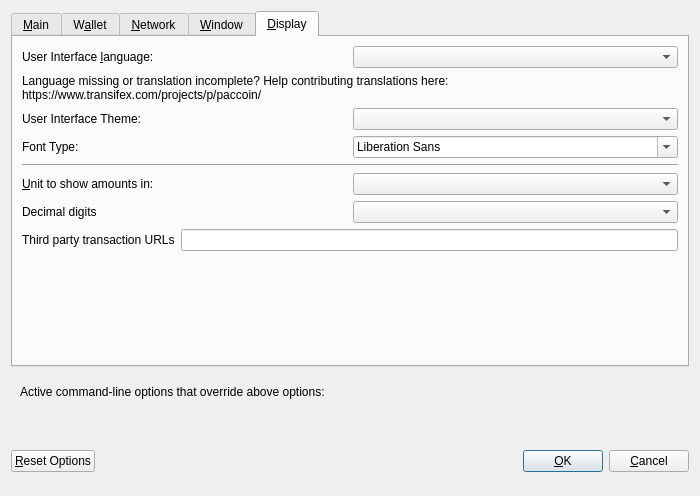
Old version of the form src/qt/forms/optionsdialog.ui in the repository CryptoMx/PAC.
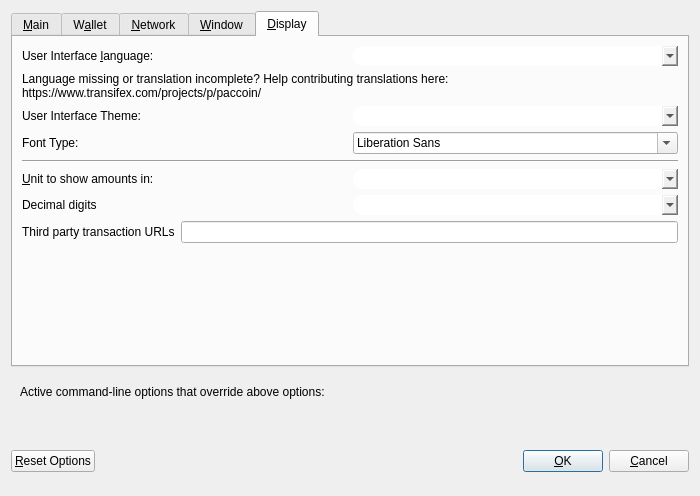
New version of the form. Custom widgets are drawn as their Qt base class.

Commit message: Style of tabs and OptionsDialog

Patch:
```diff
--- a/src/qt/forms/optionsdialog.ui
+++ b/src/qt/forms/optionsdialog.ui
@@ -724,6 +724,14 @@
            <property name="toolTip">
             <string>The user interface language can be set here. This setting will take effect after restarting %1.</string>
            </property>
+           <property name="styleSheet">
+            <string notr="true">#lang{
+    border-radius: 10px !important;
+    font-size: 12px !important;
+    min-width: 40px !important;
+    min-height:20px !important;
+}</string>
+           </property>
           </widget>
          </item>
         </layout>
@@ -767,7 +775,16 @@
           </widget>
          </item>
          <item>
-          <widget class="QValueComboBox" name="theme"/>
+          <widget class="QValueComboBox" name="theme">
+           <property name="styleSheet">
+            <string notr="true">#theme{
+    border-radius: 10px !important;
+    font-size: 12px !important;
+    min-width: 40px !important;
+    min-height:20px !important;
+}</string>
+           </property>
+          </widget>
          </item>
         </layout>
        </item>
@@ -781,7 +798,16 @@
           </widget>
          </item>
          <item>
-          <widget class="QFontComboBox" name="cboFontType"/>
+          <widget class="QFontComboBox" name="cboFontType">
+           <property name="styleSheet">
+            <string notr="true">#cboFontType{
+    border-radius: 10px !important;
+    font-size: 12px !important;
+    min-width: 40px !important;
+    min-height:20px !important;
+}</string>
+           </property>
+          </widget>
          </item>
         </layout>
        </item>
@@ -812,6 +838,14 @@
            <property name="toolTip">
             <string>Choose the default subdivision unit to show in the interface and when sending coins.</string>
            </property>
+           <property name="styleSheet">
+            <string notr="true">#unit{
+    border-radius: 10px !important;
+    font-size: 12px !important;
+    min-width: 40px !important;
+    min-height:20px !important;
+}</string>
+           </property>
           </widget>
          </item>
         </layout>
@@ -826,7 +860,16 @@
           </widget>
          </item>
          <item>
-          <widget class="QValueComboBox" name="digits"/>
+          <widget class="QValueComboBox" name="digits">
+           <property name="styleSheet">
+            <string notr="true">#digits{
+    border-radius: 10px !important;
+    font-size: 12px !important;
+    min-width: 40px !important;
+    min-height:20px !important;
+}</string>
+           </property>
+          </widget>
          </item>
         </layout>
        </item>
```
Left out of the diff: 19 changed lines with no effect on the pictures. The commit also changes 4 other files.
